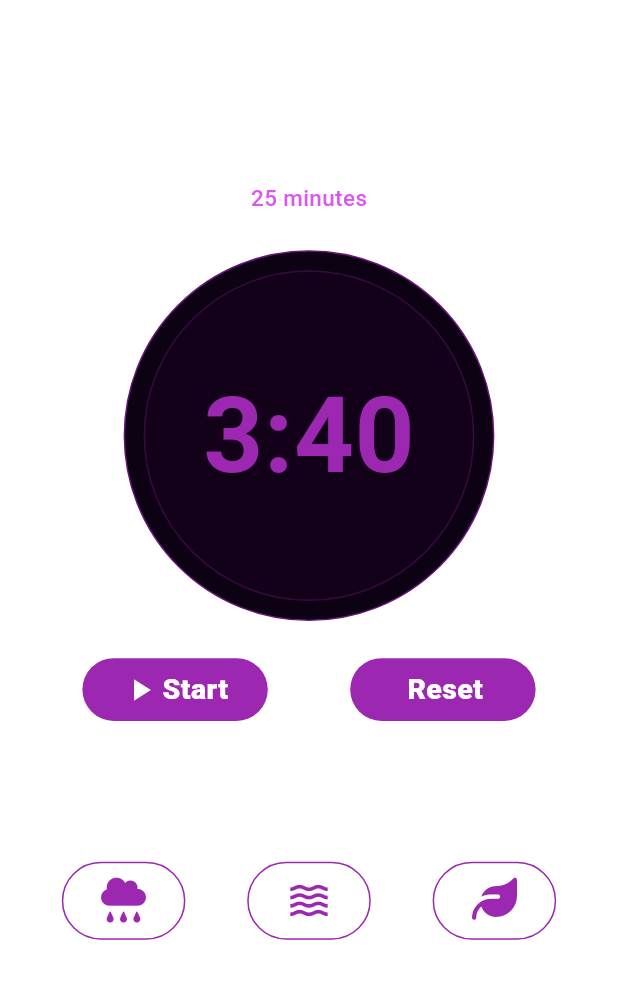
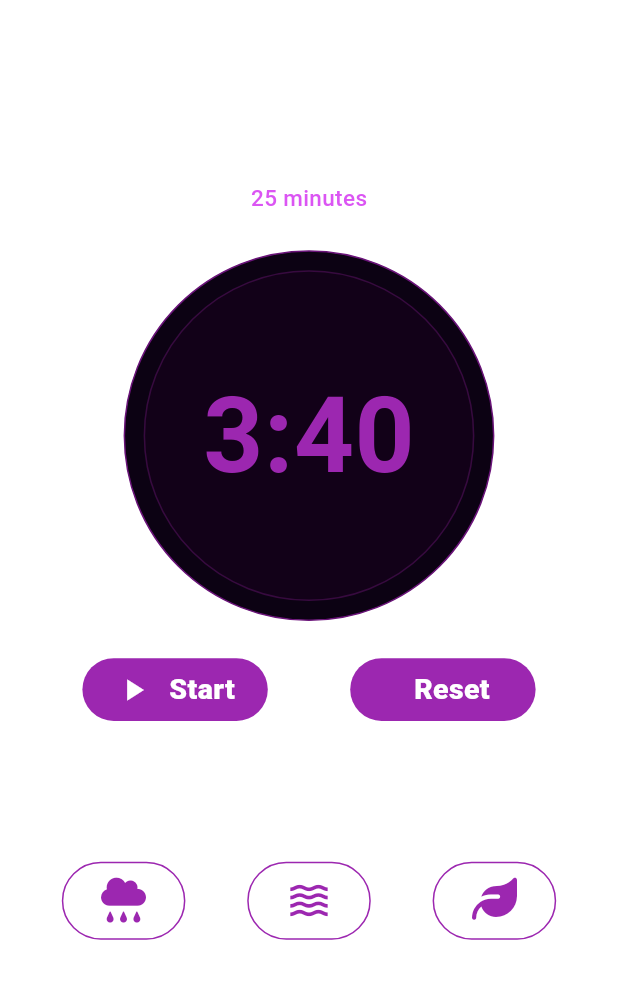
Before and after one commit to Awele123/focus_flow_app, a Flutter app: the HomePage screen opened by its route, on a phone screen of 412 x 824 dp, the part 77-1076 px from its top. Run offline on Flutter 3.47's test engine with Material 3 defaults, Android fonts, the phone set to English and light mode, and no system bars; our stand-ins replace font_awesome_flutter, google_fonts.

Commit message:
app button

```diff
--- a/lib/global-widgets/app_button.dart
+++ b/lib/global-widgets/app_button.dart
@@ -13,12 +13,12 @@ class AppButton extends StatefulWidget {
     this.icon,
     this.color,
     this.fontWeight,
-    this.textColor,
+    this.textColor, this.addIcon,
   });
   final String? text;
   final double? fontSize, width;
 
-  final Icon? icon;
+  final Icon? icon,addIcon;
   final Color? color, textColor;
   bool hasIcon,suffixIcon;
   final FontWeight? fontWeight;
@@ -47,7 +47,10 @@ class _AppButtonState extends State<AppButton> {
                 spacing: 3,
                 mainAxisAlignment: MainAxisAlignment.center,
                   children: [
-                    widget.suffixIcon ? Icon(Icons.play_arrow, color: Colors.white,) : SizedBox.shrink(),
+                    widget.suffixIcon ?
+                    widget.addIcon ??
+                    Icon(Icons.play_arrow, color: Colors.white,) : SizedBox.shrink(),
+                    SizedBox(width: 6,),
                     CustomText(
                       text: widget.text ?? "Focus",
                       fontSize: widget.fontSize ?? 15,
--- a/lib/widgets/modal_options.dart
+++ b/lib/widgets/modal_options.dart
@@ -35,7 +35,7 @@ bool isText;
 
                   child:
                   CustomText(
-                    text:"25m",)
+                    text: boxText?? "25m",)
               ),
             ],
           )
```
Also changed, not shown: lib/pages/home_page.dart (+9 -39 lines), lib/widgets/bottom_sheet.dart (+60 -0 lines).
